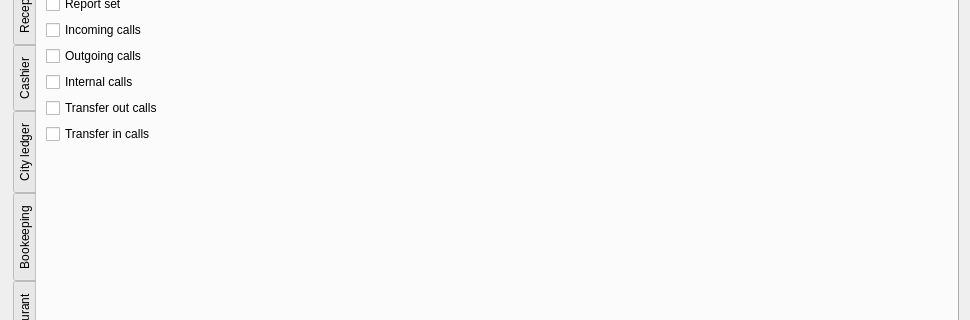
The window that Resort/dlguserrights.ui (End1-1/Resort) describes before a commit, drawn with Qt 5; both pictures show x 0 to 970 and y 132 to 452 of the 970 by 663 pixel window.
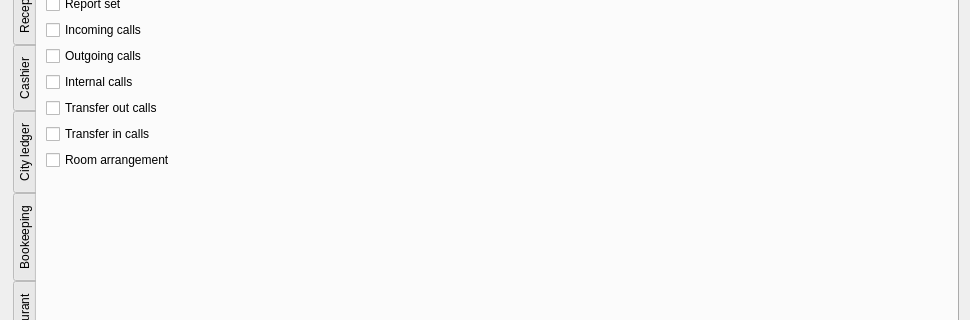
The same window after the commit. The open tabs and pages were chosen to show the change. Custom widgets are drawn as their Qt base class.

Patch:
```diff
--- a/Resort/dlguserrights.ui
+++ b/Resort/dlguserrights.ui
@@ -1043,6 +1043,16 @@
          </property>
         </widget>
        </item>
+       <item>
+        <widget class="EQCheckBox" name="chRoomArrangement">
+         <property name="text">
+          <string>Room arrangement</string>
+         </property>
+         <property name="Tag" stdset="0">
+          <number>116</number>
+         </property>
+        </widget>
+       </item>
        <item>
         <spacer name="verticalSpacer_7">
          <property name="orientation">
```
Left out of the diff: 2 changed lines with no effect on the pictures.
